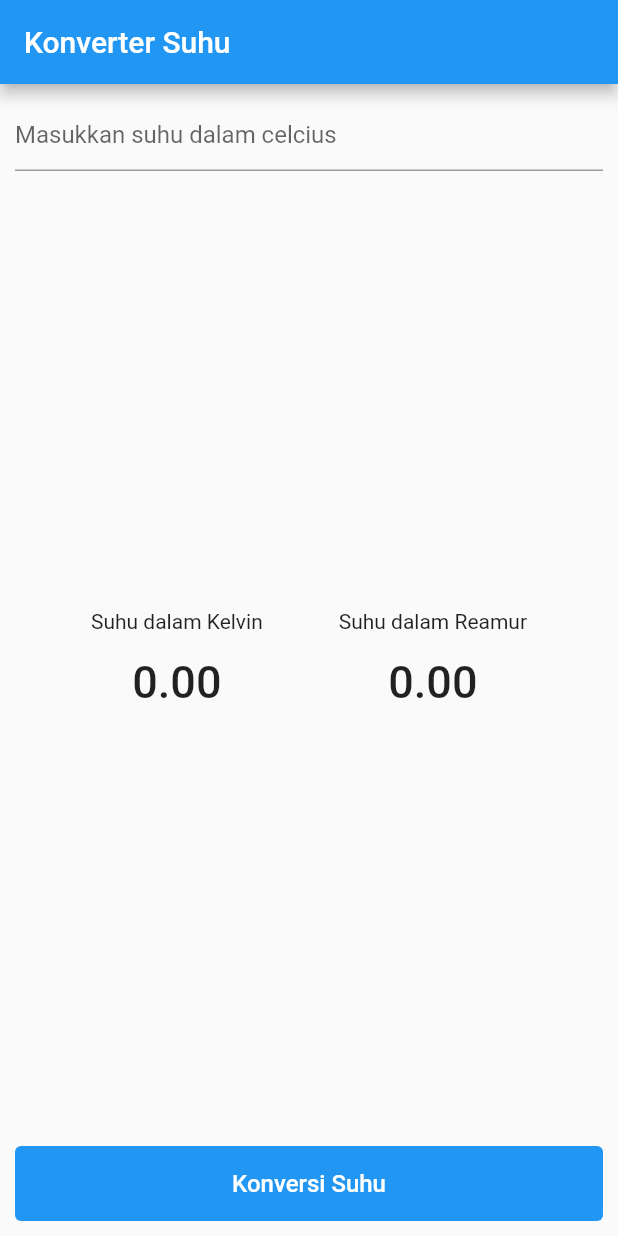
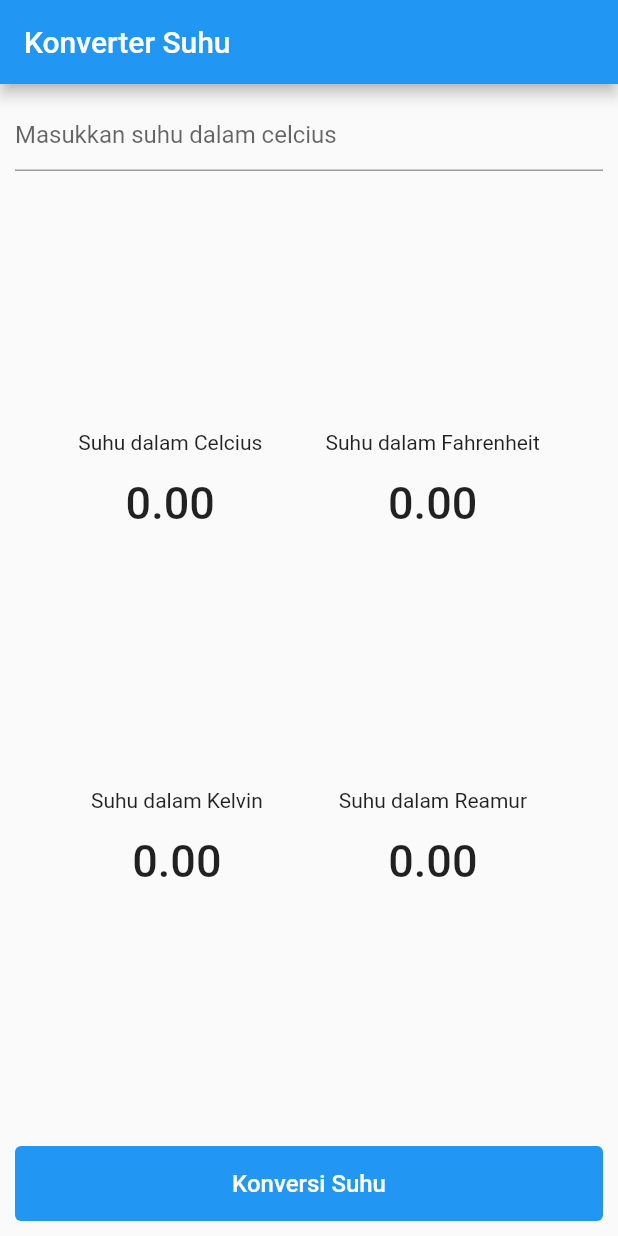
Before and after one commit to MuhammadAbdiel/03-konversi-suhu-flutter, a Flutter app: the screen it shows after launch, on a phone screen of 412 x 824 dp. Run offline on Flutter 3.47's test engine with Material 2 defaults, Android fonts, the phone set to English and light mode, and no system bars.

Commit message:
Memperbaiki validasi input agar hanya angka yang bisa diinput dan menampilkan konversi suhu celcius dan fahrenheit

```diff
--- a/lib/layout/home_page.dart
+++ b/lib/layout/home_page.dart
@@ -11,12 +11,14 @@ class _HomePageState extends State<HomePage> {
   final TextEditingController _inputUser = TextEditingController();
 
   double _celcius = 0;
+  double _fahrenheit = 0;
   double _kelvin = 0;
   double _reamur = 0;
 
   void temperatureConversion() {
     setState(() {
       _celcius = double.parse(_inputUser.text);
+      _fahrenheit = (_celcius * (9 / 5)) + 32;
       _reamur = (4 / 5) * _celcius;
       _kelvin = _celcius + 273.15;
     });
@@ -35,9 +37,41 @@ class _HomePageState extends State<HomePage> {
           children: [
             TextFormField(
               controller: _inputUser,
+              keyboardType: TextInputType.number,
               decoration: const InputDecoration(
                 hintText: 'Masukkan suhu dalam celcius',
               ),
+            ),
+            Row(
+              mainAxisAlignment: MainAxisAlignment.spaceEvenly,
+              children: [
+                Column(
+                  children: [
+                    const Text('Suhu dalam Celcius'),
+                    const SizedBox(height: 15),
+                    Text(
+                      '' + _celcius.toStringAsFixed(2),
+                      style: const TextStyle(
+                        fontSize: 30,
+                        fontWeight: FontWeight.w500,
+                      ),
+                    ),
+                  ],
+                ),
+                Column(
+                  children: [
+                    const Text('Suhu dalam Fahrenheit'),
+                    const SizedBox(height: 15),
+                    Text(
+                      '' + _fahrenheit.toStringAsFixed(2),
+                      style: const TextStyle(
+                        fontSize: 30,
+                        fontWeight: FontWeight.w500,
+                      ),
+                    ),
+                  ],
+                ),
+              ],
             ),
             Row(
               mainAxisAlignment: MainAxisAlignment.spaceEvenly,
```
